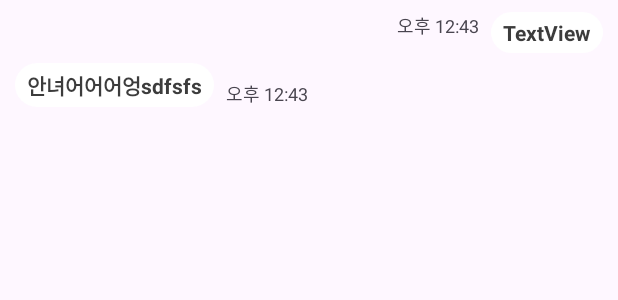
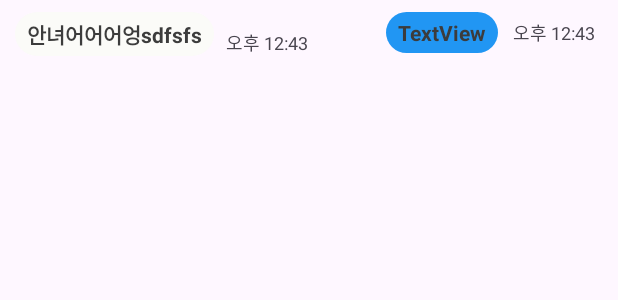
Before and after one commit to 2023-SMHRD-SW-Fullstack-1/HackathonM3W3, an Android app: the layout newchat_msg_temp.xml on its own in the app's theme, with its tools: preview values and no code run, on a phone screen of 412 x 824 dp. Shown: the top 300 px of the screen. Run offline under Robolectric (Android 15) with nearby library versions, the phone set to English and light mode, and no system bars; network calls fail.

Commit message:
chatting 기능 완료

```diff
--- a/frontend/app/src/main/java/com/hjy/hackathon/ChatChildEvent.kt
+++ b/frontend/app/src/main/java/com/hjy/hackathon/ChatChildEvent.kt
@@ -11,8 +11,9 @@ class ChatChildEvent (var data : ArrayList<ChatVO>, var adapter: ChatAdapter, va
     override fun onChildAdded(snapshot: DataSnapshot, previousChildName: String?) {
         var temp : ChatVO? = snapshot.getValue(ChatVO::class.java)
         data.add(temp!!)
+        rvChat.scrollToPosition(data.size-1)
         adapter.notifyDataSetChanged()
-//        rvChat.smoothScrollToPosition(data.size-1)
+
     }
 
     override fun onChildChanged(snapshot: DataSnapshot, previousChildName: String?) {
--- a/frontend/app/src/main/java/com/hjy/hackathon/NewChatViewHolder.kt
+++ b/frontend/app/src/main/java/com/hjy/hackathon/NewChatViewHolder.kt
@@ -1,10 +1,13 @@
 package com.hjy.hackathon
 
+import android.view.Gravity
 import android.view.View
+import android.widget.LinearLayout
 import android.widget.TextView
 import androidx.recyclerview.widget.RecyclerView.ViewHolder
+import com.hjy.hackathon.vo.ChatVO
 
-class NewChatViewHolder (var itemView : View) : ViewHolder(itemView){
+class NewChatViewHolder (var itemView : View ) : ViewHolder(itemView){
 
 
     val tvMsgOpp: TextView
--- a/frontend/app/src/main/res/layout/newchat_msg_temp.xml
+++ b/frontend/app/src/main/res/layout/newchat_msg_temp.xml
@@ -13,6 +13,7 @@
         android:layout_marginTop="8dp"
         android:layout_marginBottom="8dp"
         android:background="@drawable/chat_msg_orange"
+        android:backgroundTint="#FBFBF8"
         android:padding="4dp"
         android:paddingStart="8dp"
         android:paddingEnd="8dp"
@@ -25,24 +26,14 @@
         app:layout_constraintVertical_bias="1.0" />
 
     <TextView
-        android:id="@+id/tvBlank"
-        android:layout_width="410dp"
-        android:layout_height="wrap_content"
-        android:layout_marginTop="60dp"
-        android:textColor="#000000"
-        app:layout_constraintEnd_toEndOf="parent"
-        app:layout_constraintHorizontal_bias="0.0"
-        app:layout_constraintStart_toStartOf="parent"
-        app:layout_constraintTop_toTopOf="parent" />
-
-    <TextView
         android:id="@+id/tvMsgMy"
         android:layout_width="wrap_content"
         android:layout_height="wrap_content"
         android:layout_marginTop="8dp"
-        android:layout_marginEnd="10dp"
+        android:layout_marginEnd="80dp"
         android:layout_marginBottom="8dp"
         android:background="@drawable/chat_msg_white"
+        android:backgroundTint="#2196F3"
         android:padding="4dp"
         android:paddingStart="8dp"
         android:paddingEnd="8dp"
@@ -70,11 +61,10 @@
         android:id="@+id/tvTimeMy"
         android:layout_width="wrap_content"
         android:layout_height="wrap_content"
-        android:layout_marginEnd="8dp"
+        android:layout_marginStart="10dp"
         android:text="오후 12:43"
         android:textSize="12sp"
         app:layout_constraintBottom_toBottomOf="@+id/tvMsgMy"
-        app:layout_constraintEnd_toStartOf="@+id/tvMsgMy"
-        app:layout_constraintTop_toTopOf="@+id/tvMsgMy"
-        app:layout_constraintVertical_bias="0.0" />
+        app:layout_constraintStart_toEndOf="@+id/tvMsgMy"
+        app:layout_constraintTop_toTopOf="@+id/tvMsgMy" />
 </androidx.constraintlayout.widget.ConstraintLayout>
```
Also changed, not shown: frontend/app/src/main/java/com/hjy/hackathon/NewChatActivity.kt (+36 -14 lines), frontend/app/src/main/java/com/hjy/hackathon/adapter/ChatAdapter.kt (+13 -14 lines), frontend/app/src/main/java/com/hjy/hackathon/adapter/ChatRoomAdapter.kt (added, +112 -0 lines), frontend/app/src/main/java/com/hjy/hackathon/utils/FBAuth.kt (added, +31 -0 lines), frontend/app/src/main/java/com/hjy/hackathon/utils/FBDatabase.kt (added, +52 -0 lines), frontend/app/src/main/res/drawable/triangleleft.xml (added, +11 -0 lines), frontend/app/src/main/res/drawable/triangleright.xml (added, +11 -0 lines).
